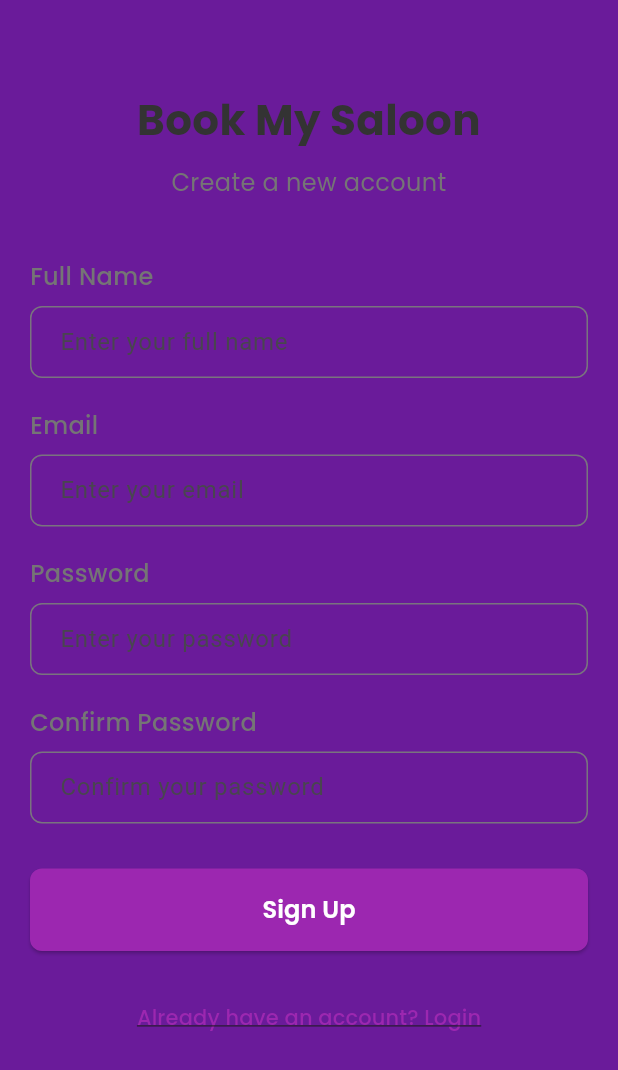
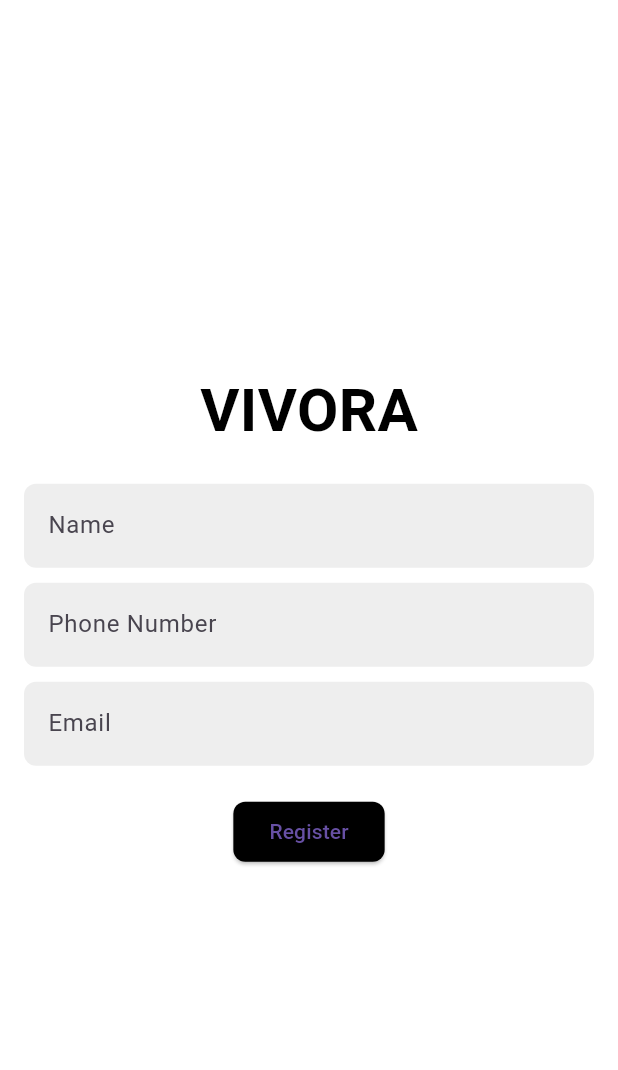
Before and after one commit to jayasinghesasmitha/Vivora-Mobile-app, a Flutter app: the SignupScreen screen opened directly, on a phone screen of 412 x 824 dp. Shown: the top 1070 px of the screen. Run offline on Flutter 3.47's test engine with Material 3 defaults, Android fonts, the phone set to English and light mode, and no system bars; our stand-ins replace cloud_firestore, firebase_auth, firebase_core, flutter_dotenv, flutter_map, geolocator and 2 more; accounts and stored records are empty; network calls fail.

Commit message:
Update signup_screen.dart

```diff
--- a/book_my_saloon/lib/screens/auth/signup_screen.dart
+++ b/book_my_saloon/lib/screens/auth/signup_screen.dart
@@ -1,12 +1,5 @@
 import 'package:flutter/material.dart';
-import 'package:firebase_auth/firebase_auth.dart';
-import 'package:book_my_saloon/services/auth_service.dart';
-import 'package:book_my_saloon/widgets/custom_button.dart';
-import 'package:book_my_saloon/widgets/custom_textfield.dart';
-import 'package:book_my_saloon/utils/colors.dart';
-import 'package:book_my_saloon/utils/styles.dart';
 import 'package:book_my_saloon/screens/auth/login_screen.dart';
-import 'package:book_my_saloon/screens/home_screen.dart';
 
 class SignupScreen extends StatefulWidget {
   const SignupScreen({Key? key}) : super(key: key);
@@ -18,86 +11,65 @@ class SignupScreen extends StatefulWidget {
 class _SignupScreenState extends State<SignupScreen> {
   final _formKey = GlobalKey<FormState>();
   final _nameController = TextEditingController();
+  final _phoneController = TextEditingController();
   final _emailController = TextEditingController();
-  final _passwordController = TextEditingController();
-  final _confirmPasswordController = TextEditingController();
   bool _isLoading = false;
 
-  Future<void> _signup() async {
+  Future<void> _register() async {
     if (_formKey.currentState!.validate()) {
-      if (_passwordController.text != _confirmPasswordController.text) {
-        ScaffoldMessenger.of(context).showSnackBar(
-          const SnackBar(content: Text('Passwords do not match')),
-        );
-        return;
-      }
-
       setState(() {
         _isLoading = true;
       });
 
-      try {
-        await AuthService().registerUser(
-          _nameController.text.trim(),
-          _emailController.text.trim(),
-          _passwordController.text.trim(),
+      // Simulate registration without database
+      await Future.delayed(Duration(seconds: 1)); // Simulate network delay
+      Navigator.pushReplacement(
+        context,
+        MaterialPageRoute(builder: (context) => LoginScreen()),
       );
 
-        Navigator.pushReplacement(
-          context,
-          MaterialPageRoute(builder: (context) => HomeScreen()),
-        );
-      } on FirebaseAuthException catch (e) {
-        ScaffoldMessenger.of(context).showSnackBar(
-          SnackBar(content: Text(e.message ?? 'Registration failed')),
-        );
-      } finally {
       setState(() {
         _isLoading = false;
       });
     }
   }
-  }
-
-  @override
-  void dispose() {
-    _nameController.dispose();
-    _emailController.dispose();
-    _passwordController.dispose();
-    _confirmPasswordController.dispose();
-    super.dispose();
-  }
 
   @override
   Widget build(BuildContext context) {
     return Scaffold(
-      backgroundColor: AppColors.primaryColor,
-      body: SafeArea(
-        child: SingleChildScrollView(
-          child: Padding(
-            padding: const EdgeInsets.all(20.0),
-            child: Form(
+      body: Padding(
+        padding: const EdgeInsets.all(16.0),
+        child: Column(
+          crossAxisAlignment: CrossAxisAlignment.center,
+          mainAxisAlignment: MainAxisAlignment.center,
+          children: [
+            // VIVORA Logo
+            Text(
+              'VIVORA',
+              style: TextStyle(
+                fontSize: 40,
+                fontWeight: FontWeight.bold,
+                color: Colors.black,
+                fontFamily: 'Roboto', // Placeholder font, adjust as needed
+              ),
+            ),
+            SizedBox(height: 20),
+            // Signup Form
+            Form(
               key: _formKey,
               child: Column(
-                crossAxisAlignment: CrossAxisAlignment.stretch,
                 children: [
-                  const SizedBox(height: 40),
-                  Text(
-                    'Book My Saloon',
-                    style: AppStyles.headingStyle,
-                    textAlign: TextAlign.center,
+                  TextFormField(
+                    controller: _nameController,
+                    decoration: InputDecoration(
+                      labelText: 'Name',
+                      filled: true,
+                      fillColor: Colors.grey[200],
+                      border: OutlineInputBorder(
+                        borderRadius: BorderRadius.circular(8),
+                        borderSide: BorderSide.none,
                       ),
-                  const SizedBox(height: 10),
-                  Text(
-                    'Create a new account',
-                    style: AppStyles.subHeadingStyle,
-                    textAlign: TextAlign.center,
                     ),
-                  const SizedBox(height: 40),
-                  CustomTextField(
-                    controller: _nameController,
-                    label: 'Full Name',
-                    hint: 'Enter your full name',
                     validator: (value) {
                       if (value == null || value.isEmpty) {
                         return 'Please enter your name';
@@ -105,78 +77,71 @@ class _SignupScreenState extends State<SignupScreen> {
                       return null;
                     },
                   ),
-                  const SizedBox(height: 20),
-                  CustomTextField(
+                  SizedBox(height: 10),
+                  TextFormField(
+                    controller: _phoneController,
+                    decoration: InputDecoration(
+                      labelText: 'Phone Number',
+                      filled: true,
+                      fillColor: Colors.grey[200],
+                      border: OutlineInputBorder(
+                        borderRadius: BorderRadius.circular(8),
+                        borderSide: BorderSide.none,
+                      ),
+                    ),
+                    validator: (value) {
+                      if (value == null || value.isEmpty) {
+                        return 'Please enter your phone number';
+                      }
+                      return null;
+                    },
+                  ),
+                  SizedBox(height: 10),
+                  TextFormField(
                     controller: _emailController,
-                    label: 'Email',
-                    hint: 'Enter your email',
-                    keyboardType: TextInputType.emailAddress,
+                    decoration: InputDecoration(
+                      labelText: 'Email',
+                      filled: true,
+                      fillColor: Colors.grey[200],
+                      border: OutlineInputBorder(
+                        borderRadius: BorderRadius.circular(8),
+                        borderSide: BorderSide.none,
+                      ),
+                    ),
                     validator: (value) {
                       if (value == null || value.isEmpty) {
                         return 'Please enter your email';
                       }
-                      if (!value.contains('@')) {
-                        return 'Please enter a valid email';
-                      }
                       return null;
                     },
                   ),
-                  const SizedBox(height: 20),
-                  CustomTextField(
-                    controller: _passwordController,
-                    label: 'Password',
-                    hint: 'Enter your password',
-                    obscureText: true,
-                    validator: (value) {
-                      if (value == null || value.isEmpty) {
-                        return 'Please enter your password';
-                      }
-                      if (value.length < 6) {
-                        return 'Password must be at least 6 characters';
-                      }
-                      return null;
-                    },
+                  SizedBox(height: 20),
+                  ElevatedButton(
+                    onPressed: _isLoading ? null : _register,
+                    style: ElevatedButton.styleFrom(
+                      backgroundColor: Colors.black,
+                      shape: RoundedRectangleBorder(
+                        borderRadius: BorderRadius.circular(8),
                       ),
-                  const SizedBox(height: 20),
-                  CustomTextField(
-                    controller: _confirmPasswordController,
-                    label: 'Confirm Password',
-                    hint: 'Confirm your password',
-                    obscureText: true,
-                    validator: (value) {
-                      if (value == null || value.isEmpty) {
-                        return 'Please confirm your password';
-                      }
-                      return null;
-                    },
                     ),
-                  const SizedBox(height: 30),
-                  CustomButton(
-                    text: 'Sign Up',
-                    onPressed: _signup,
-                    isLoading: _isLoading,
+                    child: _isLoading
+                        ? CircularProgressIndicator(color: Colors.white)
+                        : Text('Register'),
                   ),
-                  const SizedBox(height: 20),
-                  TextButton(
-                    onPressed: () {
-                      Navigator.pushReplacement(
-                        context,
-                        MaterialPageRoute(
-                          builder: (context) => const LoginScreen(),
-                        ),
-                      );
-                    },
-                    child: Text(
-                      'Already have an account? Login',
-                      style: AppStyles.linkStyle,
+                ],
               ),
             ),
           ],
         ),
       ),
-          ),
-        ),
-      ),
     );
   }
+
+  @override
+  void dispose() {
+    _nameController.dispose();
+    _phoneController.dispose();
+    _emailController.dispose();
+    super.dispose();
   }
+}
```
Lines whose indentation alone changed are shown as unchanged.
